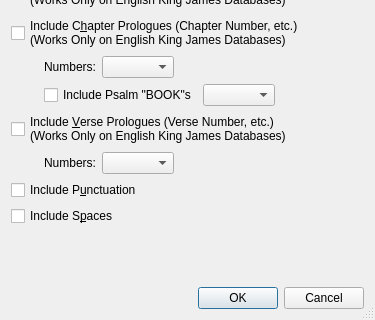
The window that programs/ELSSearch/ELSBibleDatabaseSelectDlg.ui (dewhisna/KingJamesPureBibleSearch) describes before a commit, drawn with Qt 5; both pictures show x 0 to 375 and y 155 to 475 of the 375 by 475 pixel window.
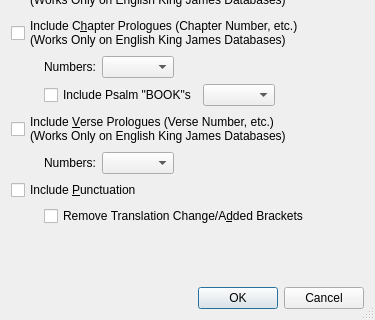
The same window after the commit.

Commit message: Add new FullVerseTextOptionFlags throughout, including ELS files. Bump ELS File version from 4 to 5 for new option flags. Add No Brackets for Translation Change/Added to FullVerseTextOptionFlags. Remove Include Spaces mode from TextModifierOptions, as the user can't enter them into the words list and there's ambiguity as to the number of and location of spaces in the text. Add command-line option for new No Brackets for Translation Change/Added option and add missing Include Punctuation command-line option.

Diff of the .ui file:
```diff
--- a/programs/ELSSearch/ELSBibleDatabaseSelectDlg.ui
+++ b/programs/ELSSearch/ELSBibleDatabaseSelectDlg.ui
@@ -190,14 +190,14 @@
    <item row="10" column="0" colspan="4">
     <widget class="QCheckBox" name="chkIncludePunctuation">
      <property name="text">
-      <string>Include P&amp;unctuation</string>
+      <string>Include &amp;Punctuation</string>
      </property>
     </widget>
    </item>
-   <item row="11" column="0" colspan="4">
-    <widget class="QCheckBox" name="chkIncludeSpaces">
+   <item row="11" column="1" colspan="3">
+    <widget class="QCheckBox" name="chkNoTransChangeAddedTags">
      <property name="text">
-      <string>Include S&amp;paces</string>
+      <string>Remove Translation Change/A&amp;dded Brackets</string>
      </property>
     </widget>
    </item>
```
Left out of the diff: 2 changed lines with no effect on the pictures. The commit also changes 9 other files.
